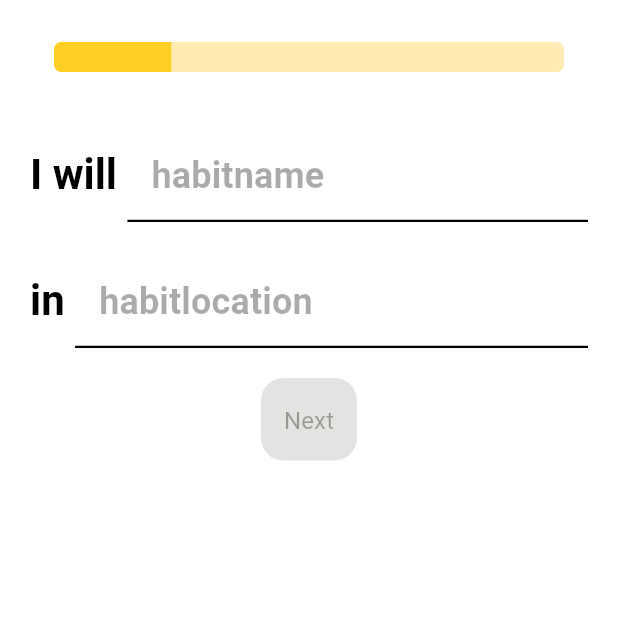
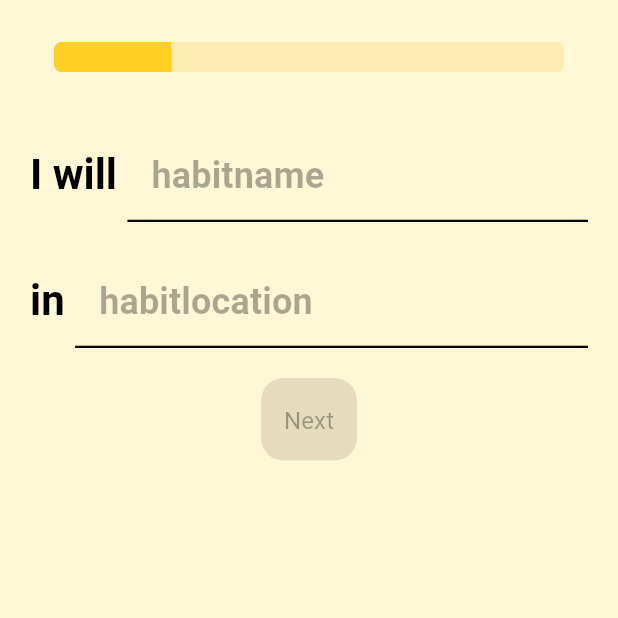
Before and after one commit to MayurSMahajan/transformX, a Flutter app: the screen it shows after launch, on a phone screen of 412 x 824 dp, the top half of it. Run offline on Flutter 3.47's test engine with Material 2 defaults, Android fonts, the phone set to English and light mode, and no system bars; our stand-ins replace bloc, equatable, flutter_bloc, formz, freezed_annotation; generated files the repository leaves out were written again.

Commit message:
chore: change scaffold bg

```diff
--- a/lib/app/view/app.dart
+++ b/lib/app/view/app.dart
@@ -12,6 +12,7 @@ class App extends StatelessWidget {
       themeMode: ThemeMode.light,
       theme: const AppTheme().themeData,
       localizationsDelegates: AppLocalizations.localizationsDelegates,
+      debugShowCheckedModeBanner: false,
       supportedLocales: AppLocalizations.supportedLocales,
       home: const NewHabitPage(),
     );
--- a/lib/themes/app_theme.dart
+++ b/lib/themes/app_theme.dart
@@ -57,7 +57,7 @@ class AppTheme {
     );
   }
 
-  Color get _backgroundColor => AppColors.white;
+  Color get _backgroundColor => const Color(0xFFFFF7D5);
 
   AppBarTheme get _appBarTheme {
     return AppBarTheme(
```
